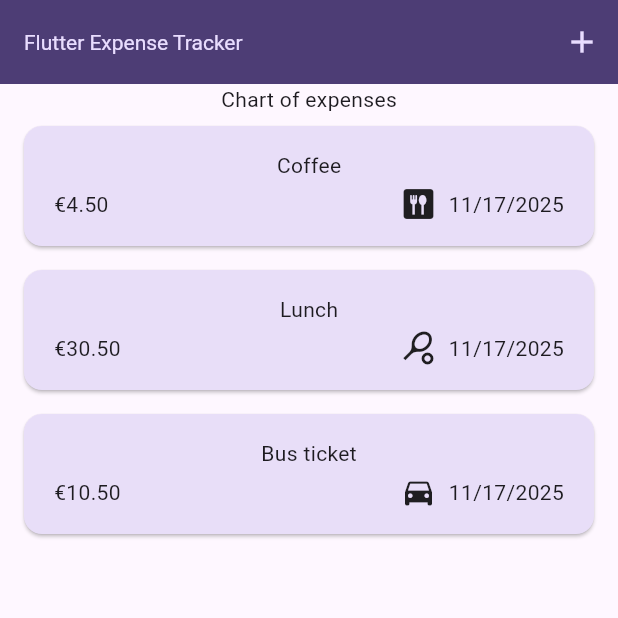
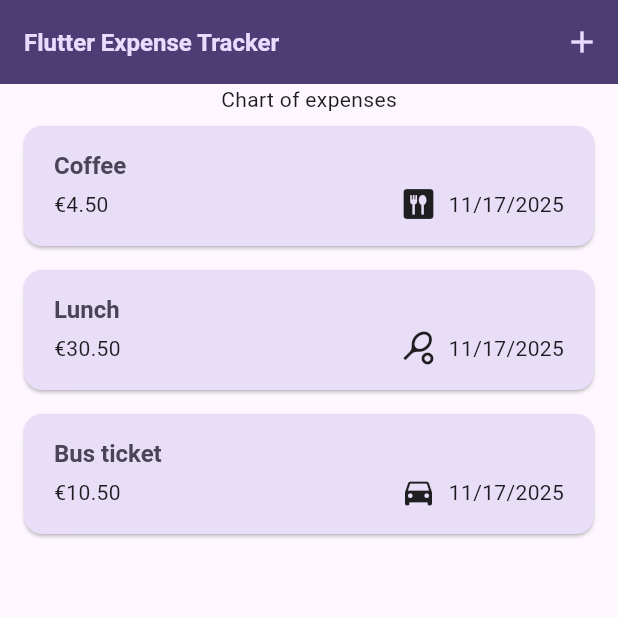
Before and after one commit to niamh-d/flutter_expense_tracker, a Flutter app: the screen it shows after launch, on a phone screen of 412 x 824 dp, the top half of it. Run offline on Flutter 3.47's test engine with Material 3 defaults, Android fonts, the phone set to English and light mode, and no system bars.

Commit message:
tweaking in-widget styling

```diff
--- a/lib/main.dart
+++ b/lib/main.dart
@@ -26,9 +26,9 @@ void main() {
         ),
         textTheme: ThemeData().textTheme.copyWith(
           titleLarge: TextStyle(
-            fontWeight: FontWeight.normal,
+            fontWeight: FontWeight.bold,
             color: kColorScheme.onSecondaryContainer,
-            fontSize: 14,
+            fontSize: 16,
           ),
         ),
       ),
--- a/lib/widgets/expenses_list/expense_item.dart
+++ b/lib/widgets/expenses_list/expense_item.dart
@@ -12,8 +12,9 @@ class ExpenseItem extends StatelessWidget {
       child: Padding(
         padding: const EdgeInsets.symmetric(horizontal: 20, vertical: 16),
         child: Column(
+          crossAxisAlignment: CrossAxisAlignment.start,
           children: [
-            Text(expense.title),
+            Text(expense.title, style: Theme.of(context).textTheme.titleLarge),
             const SizedBox(height: 4),
             Row(
               children: [
--- a/lib/widgets/expenses_list/expenses_list.dart
+++ b/lib/widgets/expenses_list/expenses_list.dart
@@ -18,6 +18,12 @@ class ExpensesList extends StatelessWidget {
     return ListView.builder(
       itemCount: expenses.length,
       itemBuilder: (ctx, index) => Dismissible(
+        background: Container(
+          color: Theme.of(context).colorScheme.error.withValues(alpha: 0.75),
+          margin: EdgeInsets.symmetric(
+            horizontal: Theme.of(context).cardTheme.margin!.horizontal,
+          ),
+        ),
         onDismissed: (direction) => onDeleteExpense(expenses[index]),
         key: ValueKey(expenses[index]),
         child: ExpenseItem(expenses[index]),
```
